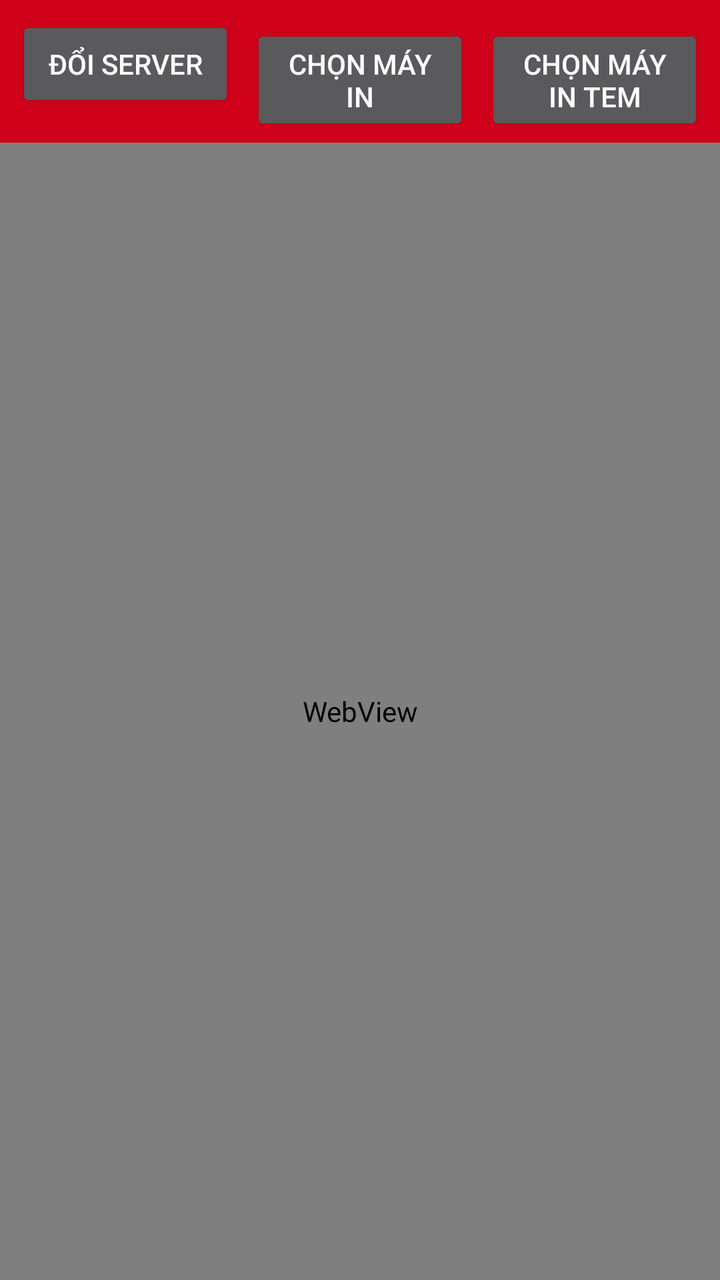
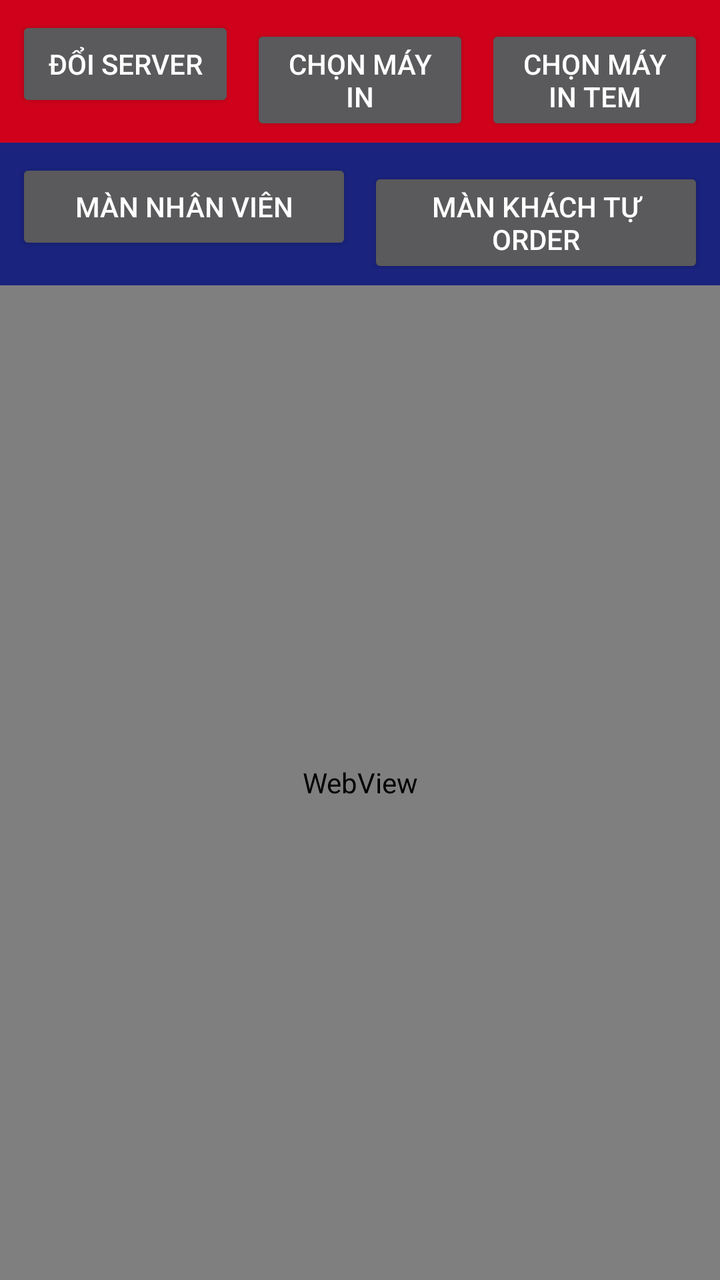

An Android layout rendered at two revisions. The XML below is the earlier revision; the diff shows what the commit changed to produce the second picture.
<!-- AndroidManifest.xml: application theme Theme.AppCompat.NoActionBar -->
<!-- res/layout/activity_main.xml -->
<?xml version="1.0" encoding="utf-8"?>
<LinearLayout xmlns:android="http://schemas.android.com/apk/res/android"
    android:layout_width="match_parent"
    android:layout_height="match_parent"
    android:orientation="vertical">

    <LinearLayout
        android:layout_width="match_parent"
        android:layout_height="wrap_content"
        android:orientation="horizontal"
        android:background="#D0021B"
        android:padding="8dp">

        <Button
            android:id="@+id/btnServerSettings"
            android:layout_width="0dp"
            android:layout_height="wrap_content"
            android:layout_weight="1"
            android:layout_marginEnd="4dp"
            android:text="Đổi server" />

        <Button
            android:id="@+id/btnPrinterSettings"
            android:layout_width="0dp"
            android:layout_height="wrap_content"
            android:layout_weight="1"
            android:layout_marginStart="4dp"
            android:layout_marginEnd="4dp"
            android:text="Chọn máy in" />

        <Button
            android:id="@+id/btnLabelPrinterSettings"
            android:layout_width="0dp"
            android:layout_height="wrap_content"
            android:layout_weight="1"
            android:layout_marginStart="4dp"
            android:text="Chọn máy in tem" />
    </LinearLayout>

    <WebView
        android:id="@+id/webView"
        android:layout_width="match_parent"
        android:layout_height="match_parent" />

</LinearLayout>
<!-- resources referenced by this layout -->
<resources>

</resources>

<!-- the commit's change to res/layout/activity_main.xml (unified diff, before → after) -->
@@ -37,6 +37,30 @@
             android:text="Chọn máy in tem" />
     </LinearLayout>
 
+    <LinearLayout
+        android:layout_width="match_parent"
+        android:layout_height="wrap_content"
+        android:orientation="horizontal"
+        android:background="#1A237E"
+        android:padding="8dp">
+
+        <Button
+            android:id="@+id/btnStaffScreen"
+            android:layout_width="0dp"
+            android:layout_height="wrap_content"
+            android:layout_weight="1"
+            android:layout_marginEnd="4dp"
+            android:text="Màn nhân viên" />
+
+        <Button
+            android:id="@+id/btnCustomerScreen"
+            android:layout_width="0dp"
+            android:layout_height="wrap_content"
+            android:layout_weight="1"
+            android:layout_marginStart="4dp"
+            android:text="Màn khách tự order" />
+    </LinearLayout>
+
     <WebView
         android:id="@+id/webView"
         android:layout_width="match_parent"
